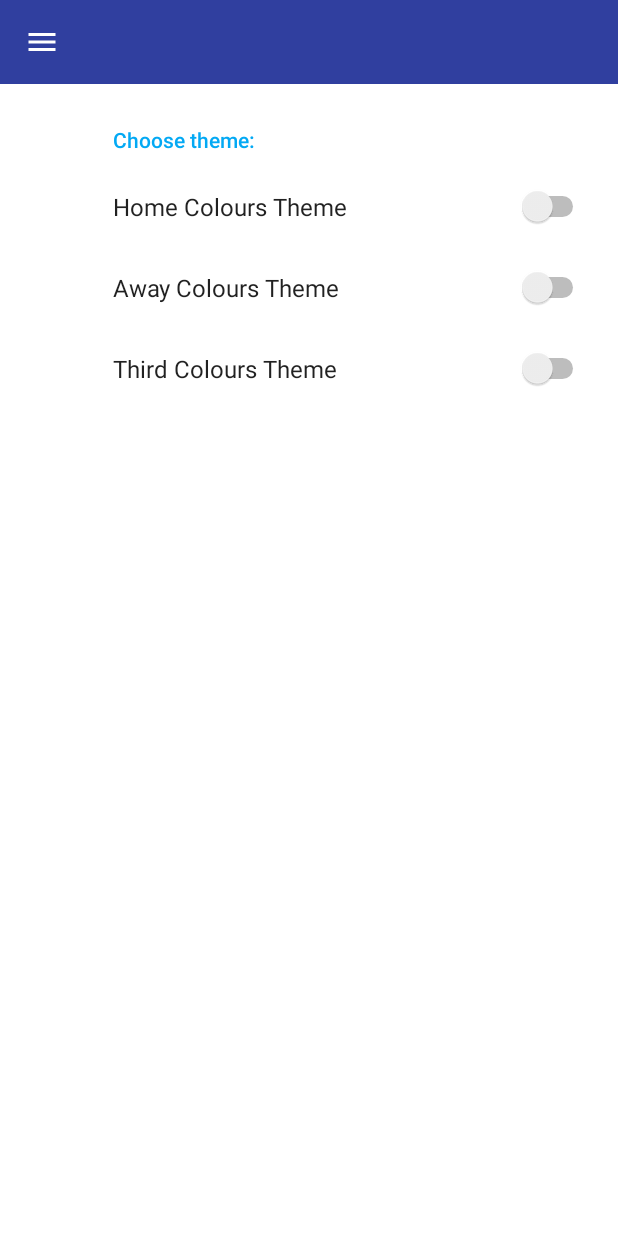
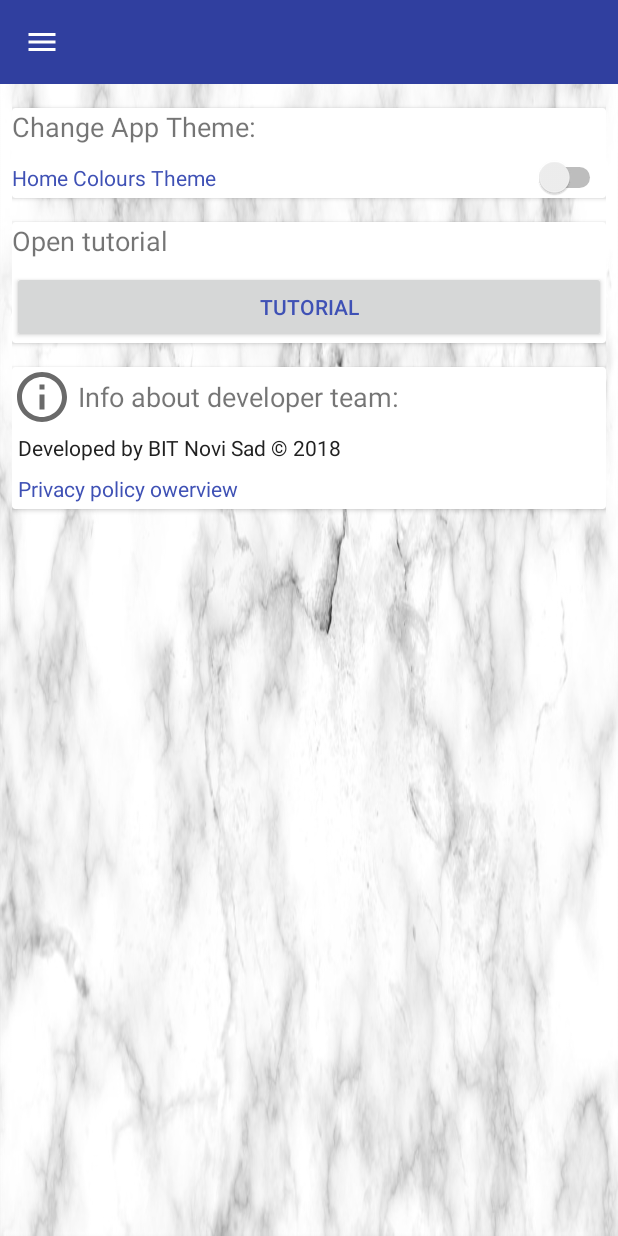
Before and after one commit to BaneManojlovic/NDexample1, an Android app: the screen it shows after launch (MainActivity), in the side drawer, after a tap on "Settings", on a phone screen of 412 x 824 dp. Run offline under Robolectric (Android 15) with nearby library versions, the phone set to English and light mode, and no system bars; network calls fail.

Commit message:
Finished Privacy Policy functionality.

```diff
--- /dev/null
+++ b/app/src/main/java/com/bitnovisad/ndexample1/IntSettingsFragment.java
@@ -0,0 +1,6 @@
+package com.bitnovisad.ndexample1;
+
+interface IntSettingsFragment {
+
+    void restartApp();
+}
--- a/app/src/main/java/com/bitnovisad/ndexample1/SettingsFragment.java
+++ b/app/src/main/java/com/bitnovisad/ndexample1/SettingsFragment.java
@@ -1,101 +1,89 @@
 package com.bitnovisad.ndexample1;
 
+
+import android.content.Context;
 import android.content.Intent;
+import android.net.ConnectivityManager;
+import android.net.NetworkInfo;
+import android.net.Uri;
 import android.os.Bundle;
-import android.support.v14.preference.SwitchPreference;
+import android.support.annotation.NonNull;
+import android.support.annotation.Nullable;
+import android.support.v4.app.Fragment;
 import android.support.v7.app.AppCompatDelegate;
-import android.support.v7.preference.Preference;
-import android.support.v7.preference.PreferenceFragmentCompat;
 import android.view.LayoutInflater;
 import android.view.View;
 import android.view.ViewGroup;
+import android.widget.Button;
+import android.widget.CompoundButton;
+import android.widget.Switch;
+import android.widget.TextView;
 import android.widget.Toast;
 
-public class SettingsFragment extends PreferenceFragmentCompat {
+public class SettingsFragment extends Fragment implements IntSettingsFragment{
 
-    private SwitchPreference siwtchHomeTheme;
-    private SwitchPreference siwtchAwayTheme;
-    private SwitchPreference siwtchThirdTheme;
+    private Switch switchHomeTheme;
+    private Button btnTutorial;
+    private TextView privacyPolicy;
 
+    @Nullable
     @Override
-    public void onCreatePreferences(Bundle savedInstanceState, String rootKey) {
-        // Load the Preferences from the XML file
-        addPreferencesFromResource(R.xml.preferences);
-    }
-
-    @Override
-    public View onCreateView(LayoutInflater inflater, ViewGroup container, Bundle savedInstanceState) {
-
-        if(AppCompatDelegate.getDefaultNightMode()==AppCompatDelegate.MODE_NIGHT_YES){
+    public View onCreateView(@NonNull LayoutInflater inflater, @Nullable ViewGroup container, @Nullable Bundle savedInstanceState) {
+        //predefine application theme
+        if(AppCompatDelegate.getDefaultNightMode() == AppCompatDelegate.MODE_NIGHT_YES){
             getActivity().setTheme(R.style.AppAwayTheme);
         }
         else
             getActivity().setTheme(R.style.AppTheme);
 
-        View v = super.onCreateView(inflater, container, savedInstanceState);
-        v.setBackgroundColor(getResources().getColor(android.R.color.white));
-        v.setPadding(5, 5, 5, 5);
+        //inflate view
+        View v = inflater.inflate(R.layout.settings_fragment, container, false);
 
-        siwtchHomeTheme = (SwitchPreference) findPreference("switch_preference_home");
-        if(AppCompatDelegate.getDefaultNightMode()==AppCompatDelegate.MODE_NIGHT_YES){
-            siwtchHomeTheme.setChecked(true);
+        switchHomeTheme = v.findViewById(R.id.theme_switch);
+        if(AppCompatDelegate.getDefaultNightMode() == AppCompatDelegate.MODE_NIGHT_YES) {
+            switchHomeTheme.setChecked(true);
+
         }
-        siwtchHomeTheme.setOnPreferenceChangeListener(new SwitchPreference.OnPreferenceChangeListener(){
+        switchHomeTheme.setOnCheckedChangeListener(new CompoundButton.OnCheckedChangeListener() {
             @Override
-            public boolean onPreferenceChange(Preference preference, Object newValue) {
-                boolean isHomeOn = (boolean) newValue;
-                if(isHomeOn == true){
+            public void onCheckedChanged(CompoundButton buttonView, boolean isChecked) {
+                if(isChecked){
                     AppCompatDelegate.setDefaultNightMode(AppCompatDelegate.MODE_NIGHT_YES);
                     restartApp();
-                }
-                else {
+                }else {
                     AppCompatDelegate.setDefaultNightMode(AppCompatDelegate.MODE_NIGHT_NO);
                     restartApp();
                 }
-                return true;
             }
         });
 
-        siwtchAwayTheme = (SwitchPreference) findPreference("switch_preference_away");
-        if(AppCompatDelegate.getDefaultNightMode()==AppCompatDelegate.MODE_NIGHT_YES){
-            siwtchHomeTheme.setChecked(false);
-        }
-        siwtchAwayTheme.setOnPreferenceChangeListener(new SwitchPreference.OnPreferenceChangeListener(){
+        //opens tutorial fragment
+        btnTutorial = v.findViewById(R.id.btn_tutorial);
+        btnTutorial.setOnClickListener(new View.OnClickListener() {
             @Override
-            public boolean onPreferenceChange(Preference preference, Object newValue) {
-                boolean isAwayOn = (boolean) newValue;
-                if(isAwayOn == true){
-                    AppCompatDelegate.setDefaultNightMode(AppCompatDelegate.MODE_NIGHT_YES);
-                    restartApp();
-                }
-                else {
-                    AppCompatDelegate.setDefaultNightMode(AppCompatDelegate.MODE_NIGHT_NO);
-                    restartApp();
-                }
-                return true;
+            public void onClick(View v) {
+                Toast.makeText(getActivity(), "Not implemented yet!", Toast.LENGTH_SHORT).show();
             }
         });
 
-        siwtchThirdTheme = (SwitchPreference) findPreference("switch_preference_third");
-        if(AppCompatDelegate.getDefaultNightMode()==AppCompatDelegate.MODE_NIGHT_YES){
-            siwtchHomeTheme.setChecked(false);
-        }
-        siwtchThirdTheme.setOnPreferenceChangeListener(new SwitchPreference.OnPreferenceChangeListener(){
+        //opens privacy policy web page
+        privacyPolicy = v.findViewById(R.id.tv_privacy_policy);
+        privacyPolicy.setOnClickListener(new View.OnClickListener() {
             @Override
-            public boolean onPreferenceChange(Preference preference, Object newValue) {
-                boolean isThirdOn = (boolean) newValue;
-                if(isThirdOn == true){
-                    AppCompatDelegate.setDefaultNightMode(AppCompatDelegate.MODE_NIGHT_YES);
-                    restartApp();
-                }
-                else {
-                    AppCompatDelegate.setDefaultNightMode(AppCompatDelegate.MODE_NIGHT_NO);
-                    restartApp();
-                }
-                return true;
+            public void onClick(View v) {
+                    if (isConnectedToInternet()) {
+                        try {
+                            Intent intent = new Intent(Intent.ACTION_VIEW, Uri.parse("https://bitnovisad.github.io/"));
+                            startActivity(intent);
+                        } catch (Exception e) {
+                            startActivity(new Intent(Intent.ACTION_VIEW, Uri.parse("https://bitnovisad.github.io/")));
+                        }
+                    } else {
+                        Toast.makeText(getActivity(), "NO INTERNET CONNECTION!", Toast.LENGTH_LONG).show();
+                    }
+
             }
         });
-
 
         return v;
     }
@@ -107,4 +95,18 @@ public class SettingsFragment extends PreferenceFragmentCompat {
         startActivity(intent);
         getActivity().finish();
     }
+
+    //checking internet connection
+    public boolean isConnectedToInternet() {
+        ConnectivityManager connectivity = (ConnectivityManager) getActivity().getApplicationContext().getSystemService(Context.CONNECTIVITY_SERVICE);
+        if (connectivity != null) {
+            NetworkInfo[] info = connectivity.getAllNetworkInfo();
+            if (info != null)
+                for (int i = 0; i < info.length; i++)
+                    if (info[i].getState() == NetworkInfo.State.CONNECTED) {
+                        return true;
+                    }
+        }
+        return false;
+    }
 }
--- /dev/null
+++ b/app/src/main/java/com/bitnovisad/ndexample1/network/NetworkStatus.java
@@ -0,0 +1,20 @@
+package com.bitnovisad.ndexample1.network;
+
+import android.content.Context;
+import android.net.ConnectivityManager;
+import android.net.NetworkInfo;
+
+public class NetworkStatus {
+
+//    protected boolean isNetworkConnected() {
+//        try {
+//            ConnectivityManager mConnectivityManager = (ConnectivityManager) getActivity().getSystemService(Context.CONNECTIVITY_SERVICE);
+//            NetworkInfo mNetworkInfo = mConnectivityManager.getActiveNetworkInfo();
+//            return (mNetworkInfo == null) ? false : true;
+//
+//        }catch (NullPointerException e){
+//            return false;
+//
+//        }
+//    }
+}
--- /dev/null
+++ b/app/src/main/res/drawable/ic_info_outline_black_24dp.xml
@@ -0,0 +1,5 @@
+<vector android:height="24dp" android:tint="#6A6A6A"
+    android:viewportHeight="24.0" android:viewportWidth="24.0"
+    android:width="24dp" xmlns:android="http://schemas.android.com/apk/res/android">
+    <path android:fillColor="#FF000000" android:pathData="M11,17h2v-6h-2v6zM12,2C6.48,2 2,6.48 2,12s4.48,10 10,10 10,-4.48 10,-10S17.52,2 12,2zM12,20c-4.41,0 -8,-3.59 -8,-8s3.59,-8 8,-8 8,3.59 8,8 -3.59,8 -8,8zM11,9h2L13,7h-2v2z"/>
+</vector>
--- /dev/null
+++ b/app/src/main/res/layout/settings_fragment.xml
@@ -0,0 +1,121 @@
+<?xml version="1.0" encoding="utf-8"?>
+<LinearLayout
+    xmlns:android="http://schemas.android.com/apk/res/android"
+    android:layout_width="match_parent"
+    android:layout_height="match_parent"
+    android:orientation="vertical"
+    android:padding="8dp">
+
+    <android.support.v7.widget.CardView
+        android:layout_width="match_parent"
+        android:layout_height="wrap_content"
+        android:layout_marginTop="8dp"
+        android:layout_marginBottom="8dp">
+
+        <LinearLayout
+            android:layout_width="match_parent"
+            android:layout_height="wrap_content"
+            android:orientation="vertical">
+
+            <TextView
+                android:id="@+id/tv_theme_name"
+                android:layout_width="match_parent"
+                android:layout_height="wrap_content"
+                android:text="@string/change_app_theme"
+                android:textSize="18sp"/>
+
+            <Switch
+                android:id="@+id/theme_switch"
+                android:layout_width="match_parent"
+                android:layout_height="wrap_content"
+                android:layout_marginTop="8dp"
+                android:text="?attr/textContent"
+                android:textColor="?attr/colorPrimary"/>
+        </LinearLayout>
+    </android.support.v7.widget.CardView>
+
+    <android.support.v7.widget.CardView
+        android:layout_width="match_parent"
+        android:layout_height="wrap_content"
+        android:layout_marginTop="8dp"
+        android:layout_marginBottom="8dp">
+
+        <LinearLayout
+            android:layout_width="match_parent"
+            android:layout_height="wrap_content"
+            android:orientation="vertical">
+
+            <TextView
+                android:layout_width="match_parent"
+                android:layout_height="wrap_content"
+                android:text="@string/open_tutorial"
+                android:textSize="18sp"/>
+
+            <Button
+                android:id="@+id/btn_tutorial"
+                android:layout_width="match_parent"
+                android:layout_height="wrap_content"
+                android:layout_marginTop="8dp"
+                android:text="@string/tutorial_text"
+                android:textColor="?attr/colorPrimary"/>
+
+        </LinearLayout>
+    </android.support.v7.widget.CardView>
+
+    <android.support.v7.widget.CardView
+        android:layout_width="match_parent"
+        android:layout_height="wrap_content"
+        android:layout_marginTop="8dp"
+        android:layout_marginBottom="8dp">
+
+        <LinearLayout
+            android:layout_width="match_parent"
+            android:layout_height="wrap_content"
+            android:orientation="vertical">
+
+            <LinearLayout
+                android:layout_width="match_parent"
+                android:layout_height="wrap_content"
+                android:orientation="horizontal">
+
+                <ImageView
+                    android:id="@+id/iv_info"
+                    android:layout_width="40dp"
+                    android:layout_height="40dp"
+                    android:src="@drawable/ic_info_outline_black_24dp"/>
+
+                <TextView
+                    android:layout_width="match_parent"
+                    android:layout_height="wrap_content"
+                    android:layout_margin="4dp"
+                    android:layout_gravity="center_vertical"
+                    android:text="@string/info_about_developer_team"
+                    android:textSize="18sp"/>
+
+            </LinearLayout>
+
+            <TextView
+                android:id="@+id/tv_info"
+                android:layout_width="match_parent"
+                android:layout_height="wrap_content"
+                android:layout_marginTop="4dp"
+                android:layout_margin="4dp"
+                android:text="@string/info_bit_ns"
+                android:textColor="@color/primary_text"/>
+
+            <TextView
+                android:id="@+id/tv_privacy_policy"
+                android:layout_width="match_parent"
+                android:layout_height="wrap_content"
+                android:layout_marginTop="4dp"
+                android:layout_margin="4dp"
+                android:text="@string/privacy_policy"
+                android:textColor="?attr/colorPrimary"/>
+
+        </LinearLayout>
+
+
+
+    </android.support.v7.widget.CardView>
+
+</LinearLayout>
--- a/app/src/main/res/values/attrs.xml
+++ b/app/src/main/res/values/attrs.xml
@@ -4,5 +4,6 @@
         <attr name="colorPrimary" format="color"/>
         <attr name="colorPrimaryDark" format="color"/>
         <attr name="colorAccent" format="color"/>
+        <attr name="textContent" format="string"/>
     </declare-styleable>
 </resources>
--- a/app/src/main/res/values/strings.xml
+++ b/app/src/main/res/values/strings.xml
@@ -25,4 +25,11 @@
     <string name="home_theme_title">Home Colours Theme</string>
     <string name="away_theme_title">Away Colours Theme</string>
     <string name="third_theme_title">Third Colours Theme</string>
+    <string name="change_app_theme">Change App Theme:</string>
+    <string name="home_theme">Home Theme</string>
+    <string name="open_tutorial">Open tutorial</string>
+    <string name="tutorial_text">Tutorial</string>
+    <string name="info_bit_ns">Developed by BIT Novi Sad \u00a9 2018</string>
+    <string name="info_about_developer_team">Info about developer team:</string>
+    <string name="privacy_policy">Privacy policy owerview</string>
 </resources>
--- a/app/src/main/res/values/styles.xml
+++ b/app/src/main/res/values/styles.xml
@@ -6,9 +6,10 @@
         <item name="colorPrimary">@color/color_primary</item>
         <item name="colorPrimaryDark">@color/color_primary_dark</item>
         <item name="colorAccent">@color/color_accent</item>
-        <item name="android:windowAnimationStyle">@style/WindowAnimationTransition</item>
+        <item name="textContent">@string/home_theme_title</item>
+        <!--<item name="android:windowAnimationStyle">@style/WindowAnimationTransition</item>-->
         <!-- Preference Theme for Settings Fragment -->
-        <item name="preferenceTheme">@style/PreferenceThemeOverlay.v14.Material</item>
+        <!--<item name="preferenceTheme">@style/PreferenceThemeOverlay.v14.Material</item>-->
     </style>
 
     <!-- Base application theme. -->
@@ -17,20 +18,10 @@
         <item name="colorPrimary">#FF02A355</item>
         <item name="colorPrimaryDark">#FF016133</item>
         <item name="colorAccent">#FF0AFF89</item>
-        <item name="android:windowAnimationStyle">@style/WindowAnimationTransition</item>
+        <item name="textContent">@string/away_theme_title</item>
+        <!--<item name="android:windowAnimationStyle">@style/WindowAnimationTransition</item>-->
         <!-- Preference Theme for Settings Fragment -->
-        <item name="preferenceTheme">@style/PreferenceThemeOverlay.v14.Material</item>
-    </style>
-
-    <!-- Base application theme. -->
-    <style name="AppThirdTheme" parent="Theme.AppCompat.Light.NoActionBar">
-        <!-- Customize your theme here. -->
-        <item name="colorPrimary">#FFFFFF</item>
-        <item name="colorPrimaryDark">#FF757575</item>
-        <item name="colorAccent">#FF050505</item>
-        <item name="android:windowAnimationStyle">@style/WindowAnimationTransition</item>
-        <!-- Preference Theme for Settings Fragment -->
-        <item name="preferenceTheme">@style/PreferenceThemeOverlay.v14.Material</item>
+        <!--<item name="preferenceTheme">@style/PreferenceThemeOverlay.v14.Material</item>-->
     </style>
 
     <!-- Theme for menu items on navigation draver-->
--- a/app/src/main/res/xml/preferences.xml
+++ /dev/null
@@ -1,24 +0,0 @@
-<?xml version="1.0" encoding="utf-8"?>
-<PreferenceScreen xmlns:android="http://schemas.android.com/apk/res/android"
-    xmlns:cardview="http://schemas.android.com/apk/res-auto">
-
-        <android.support.v7.preference.PreferenceCategory
-            android:title="Choose theme:" >
-
-            <SwitchPreference
-                android:defaultValue="false"
-                android:key="switch_preference_home"
-                android:title="Home Colours Theme" />
-
-            <SwitchPreference
-                android:defaultValue="false"
-                android:key="switch_preference_away"
-                android:title="Away Colours Theme" />
-
-            <SwitchPreference
-                android:defaultValue="false"
-                android:key="switch_preference_third"
-                android:title="Third Colours Theme" />
-        </android.support.v7.preference.PreferenceCategory>
-
-</PreferenceScreen>
```
